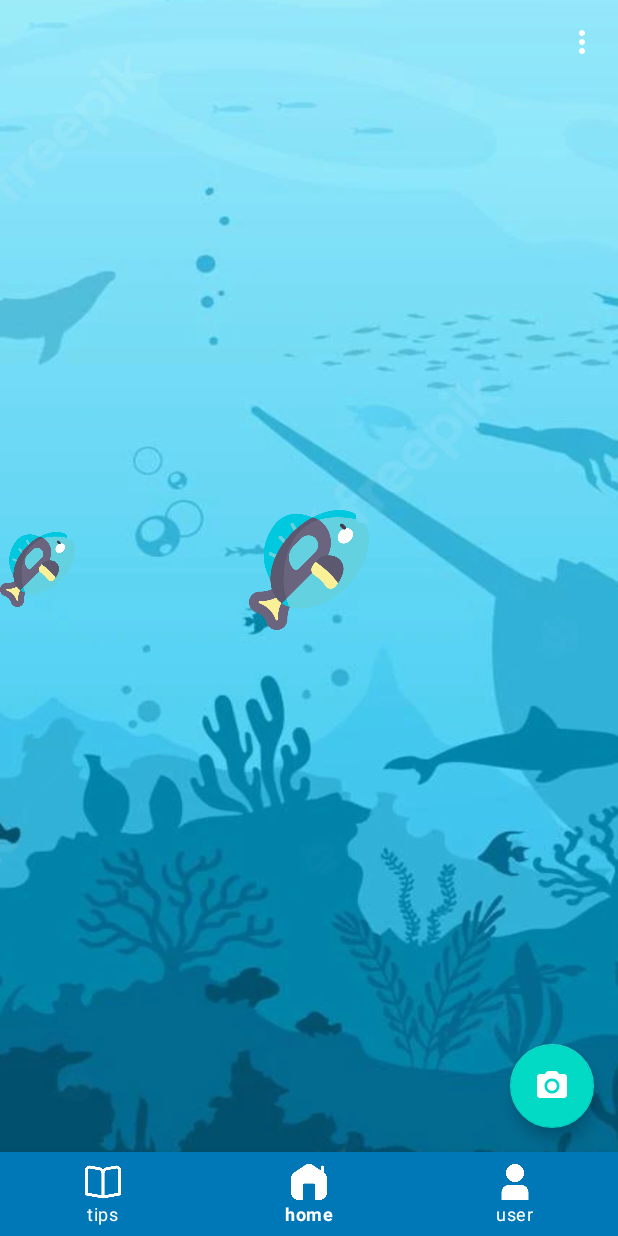
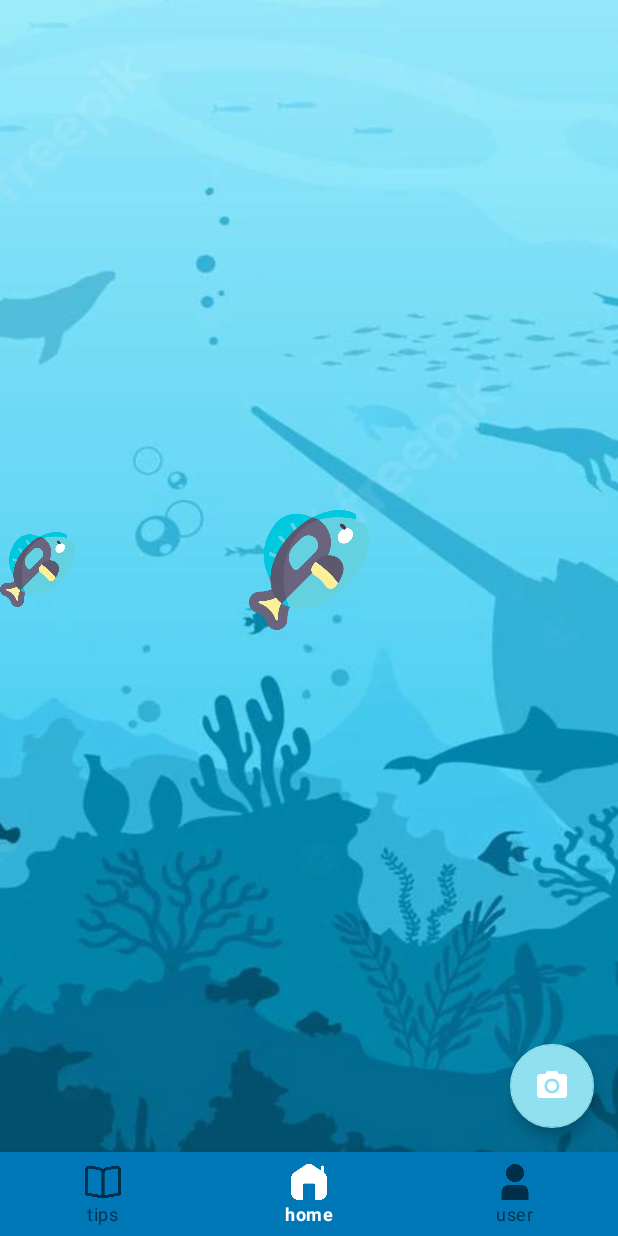
Before and after one commit to 6TenYi9/SeacondLife, an Android app: the MainActivity screen opened directly, with no data from a screen before it, item 2 of the bottom bar chosen, on a phone screen of 412 x 824 dp. Run offline under Robolectric (Android 15) with nearby library versions, the phone set to English and light mode, and no system bars; libraries missing offline, so code that uses them is left out: com.jawnnypoo.physicslayout, org.jbox2d.dynamics; plain views replace PhysicsFrameLayout; 8 statements that could not run were skipped.

Commit message:
fixed bottom menu

```diff
--- a/app/src/main/java/com/team/seacondlife/MainActivity.java
+++ b/app/src/main/java/com/team/seacondlife/MainActivity.java
@@ -1,6 +1,9 @@
 package com.team.seacondlife;
 
+import android.annotation.SuppressLint;
 import android.content.Intent;
+import android.content.res.ColorStateList;
+import android.os.Build;
 import android.os.Bundle;
 import android.view.LayoutInflater;
 import android.view.Menu;
@@ -11,6 +14,7 @@ import android.widget.Toast;
 
 import androidx.annotation.IdRes;
 import androidx.annotation.NonNull;
+import androidx.annotation.RequiresApi;
 import androidx.appcompat.app.AppCompatActivity;
 import androidx.viewpager.widget.ViewPager;
 import androidx.viewpager.widget.ViewPager.OnPageChangeListener;
@@ -32,6 +36,7 @@ public class MainActivity extends AppCompatActivity {
     private SectionsPagerAdapter sectionsPagerAdapter;
     private FloatingActionButton cameraButton;
 
+    @SuppressLint("ResourceAsColor")
     @Override
     protected void onCreate(Bundle savedInstanceState) {
         super.onCreate(savedInstanceState);
@@ -46,6 +51,9 @@ public class MainActivity extends AppCompatActivity {
         sectionsPagerAdapter = new SectionsPagerAdapter(this, getSupportFragmentManager());
 //        ViewPager viewPager = binding.viewPager;
         ViewPager viewPager1 = findViewById(R.id.view_pager);
+        if (Build.VERSION.SDK_INT >= Build.VERSION_CODES.P) {
+            viewPager1.setOutlineSpotShadowColor(R.color.colorAccent);
+        }
         viewPager1.setAdapter(sectionsPagerAdapter);
 //        TabLayout tabs = binding.tabs;
 //        tabs.setupWithViewPager(viewPager);
@@ -87,27 +95,25 @@ public class MainActivity extends AppCompatActivity {
 
 
         mybottomNavView.setOnNavigationItemSelectedListener(new BottomNavigationView.OnNavigationItemSelectedListener() {
+            @RequiresApi(api = Build.VERSION_CODES.O)
             @Override
             public boolean onNavigationItemSelected(@NonNull MenuItem item) {
 
                 switch (item.getItemId()) {
                     case R.id.tips:
                         item.setChecked(true);
-                        Toast.makeText(MainActivity.this, "TIPS", Toast.LENGTH_SHORT).show();
                         removeBadge(mybottomNavView, item.getItemId());
                         viewPager1.setCurrentItem(0);
                         break;
 
                     case R.id.main:
                         item.setChecked(true);
-                        Toast.makeText(MainActivity.this, "MAIN", Toast.LENGTH_SHORT).show();
                         removeBadge(mybottomNavView, item.getItemId());
                         viewPager1.setCurrentItem(1);
                         break;
 
                     case R.id.user_info:
                         item.setChecked(true);
-                        Toast.makeText(MainActivity.this, "USER INFO", Toast.LENGTH_SHORT).show();
                         removeBadge(mybottomNavView, item.getItemId());
                         viewPager1.setCurrentItem(2);
                         break;
@@ -119,7 +125,7 @@ public class MainActivity extends AppCompatActivity {
 
 //        here we listen to viewpager moves and set navigations items checked or not
 
-        viewPager1.addOnPageChangeListener(new ViewPager.OnPageChangeListener() {
+        viewPager1.addOnPageChangeListener(new OnPageChangeListener() {
             @Override
             public void onPageScrolled(int position, float positionOffset, int positionOffsetPixels) {
 
@@ -132,6 +138,7 @@ public class MainActivity extends AppCompatActivity {
                 else
                     mybottomNavView.getMenu().getItem(1).setChecked(false);
                 mybottomNavView.getMenu().getItem(position).setChecked(true);
+
                 removeBadge(mybottomNavView, mybottomNavView.getMenu().getItem(position).getItemId());
                 prevMenuItem = mybottomNavView.getMenu().getItem(position);
             }
--- a/app/src/main/java/com/team/seacondlife/fragments/TipsFragment.kt
+++ b/app/src/main/java/com/team/seacondlife/fragments/TipsFragment.kt
@@ -15,6 +15,7 @@ import com.team.seacondlife.R
 
 class TipsFragment : Fragment() {
 
+    //hay que arreglar el boton
     override fun onCreateView(
         inflater: LayoutInflater,
         container: ViewGroup?,
--- a/app/src/main/res/layout/activity_main.xml
+++ b/app/src/main/res/layout/activity_main.xml
@@ -39,9 +39,9 @@
             app:layout_constraintEnd_toEndOf="parent"
             app:layout_constraintStart_toStartOf="parent"
             app:menu="@menu/bottom_navigation_menu"
+            android:theme="@style/botbar"
             android:background="@color/darkblue"
-            app:itemTextColor="@color/white"
-            app:itemIconTint="@color/white"/>
+            />
 
 
     </androidx.constraintlayout.widget.ConstraintLayout>
--- a/app/src/main/res/values/themes.xml
+++ b/app/src/main/res/values/themes.xml
@@ -15,7 +15,7 @@
         <item name="windowNoTitle">true</item>
     </style>
 
-    <style name="Theme.appbar" parent="Theme.MaterialComponents.Light.DarkActionBar">
+    <style name="Theme.appbar" parent="Theme.SeacondLife">
         <item name="colorPrimary">@android:color/transparent</item>
         <item name="colorOnSecondary">@color/white</item>
         <item name="windowActionBarOverlay">true</item>
@@ -46,6 +46,14 @@
         <item name="windowNoTitle">true</item>
     </style>
 
+    <style name="botbar">
+        <item name="colorSurface">@color/darkblue</item>
+        <item name="colorPrimary">@color/white</item>
+        <item name="itemIconTint">@color/white</item>
+        <item name="backgroundColor">@color/darkblue</item>
+        <item name="background">@color/darkblue</item>
+    </style>
+
     <style name="Theme.SeacondLife.AppBarOverlay" parent="ThemeOverlay.AppCompat.Dark.ActionBar" />
 
     <style name="Theme.SeacondLife.PopupOverlay" parent="ThemeOverlay.AppCompat.Light" />
```
